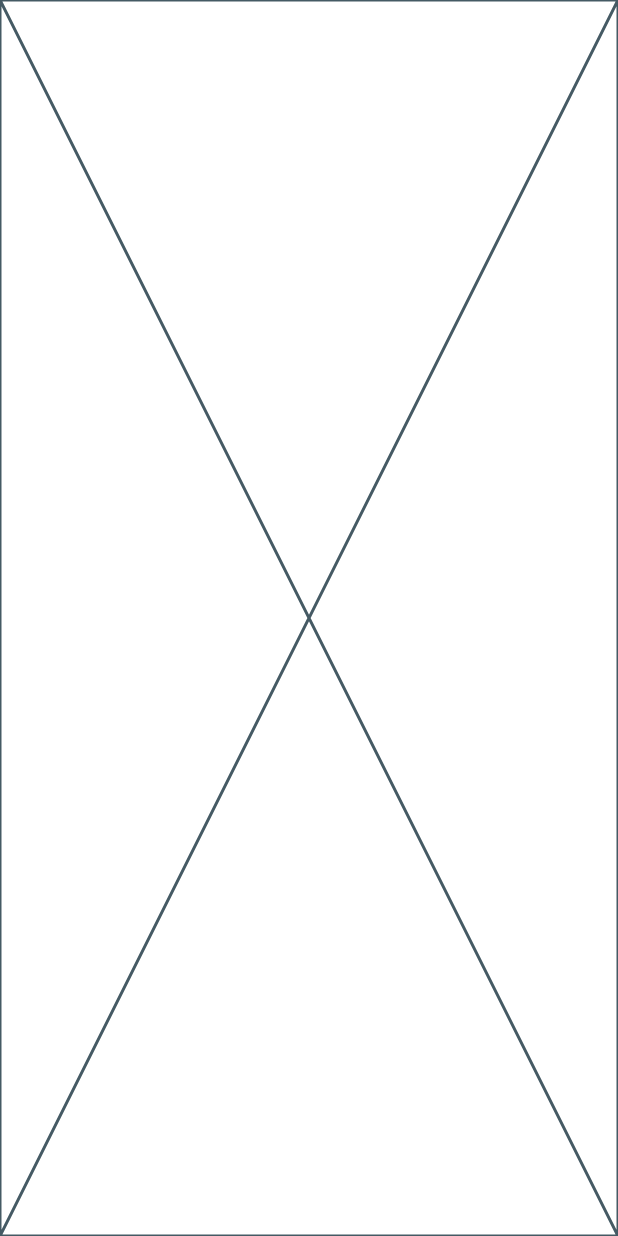
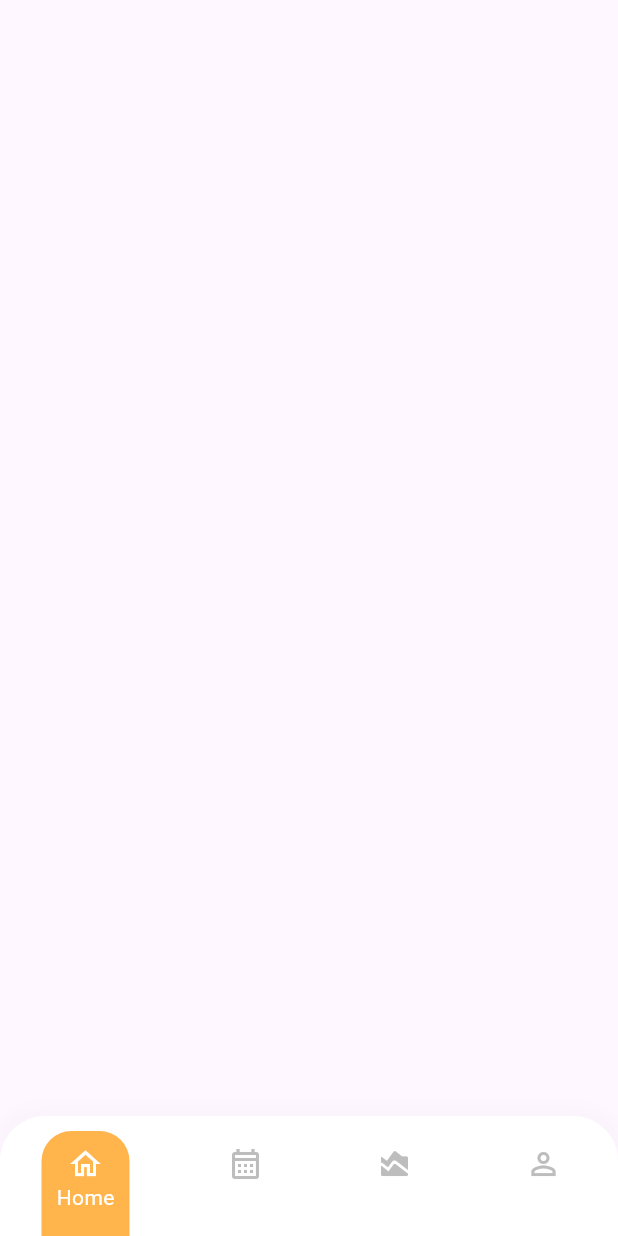
Before and after one commit to dinmukhamednurkaliyev/football-live-score-ui-app, a Flutter app: the screen it shows after launch, on a phone screen of 412 x 824 dp. Run offline on Flutter 3.47's test engine with Material 3 defaults, Android fonts, the phone set to English and light mode, and no system bars.

Commit message:
feat(ui, theme): implement main screen with bottom navigation and color theme

```diff
--- /dev/null
+++ b/lib/screens/home_screen.dart
@@ -0,0 +1,15 @@
+import 'package:flutter/material.dart';
+
+class HomeScreen extends StatefulWidget {
+  const HomeScreen({super.key});
+
+  @override
+  State<HomeScreen> createState() => _HomeScreenState();
+}
+
+class _HomeScreenState extends State<HomeScreen> {
+  @override
+  Widget build(BuildContext context) {
+    return const Scaffold();
+  }
+}
--- a/lib/screens/main_screen.dart
+++ b/lib/screens/main_screen.dart
@@ -1,4 +1,6 @@
 import 'package:flutter/material.dart';
+import 'package:football_live_score_ui_app/screens/home_screen.dart';
+import 'package:football_live_score_ui_app/theme/colors.dart';
 
 class MainScreen extends StatefulWidget {
   const MainScreen({super.key});
@@ -8,8 +10,90 @@ class MainScreen extends StatefulWidget {
 }
 
 class _MainScreenState extends State<MainScreen> {
+  int currentTab = 0;
+  final List<Widget> screens = [
+    const HomeScreen(),
+    const Scaffold(),
+    const Scaffold(),
+    const Scaffold(),
+  ];
+  final icons = [
+    Icons.home_outlined,
+    Icons.calendar_month_outlined,
+    Icons.area_chart_rounded,
+    Icons.person_outline,
+  ];
+  final titles = ['Home', 'Calendar', 'Standing', 'Account'];
   @override
   Widget build(BuildContext context) {
-    return const Placeholder();
+    return Scaffold(
+      bottomNavigationBar: Container(
+        height: 80,
+        padding: const EdgeInsets.only(top: 10),
+        decoration: const BoxDecoration(
+          color: Colors.white,
+          boxShadow: [
+            BoxShadow(
+              color: Color.fromRGBO(0, 0, 0, 0.015),
+              blurRadius: 8,
+              spreadRadius: 5,
+            ),
+          ],
+          borderRadius: BorderRadius.vertical(top: Radius.circular(30)),
+        ),
+        child: Row(
+          mainAxisAlignment: MainAxisAlignment.spaceAround,
+          children: List.generate(
+            4,
+            (index) => BottomNavBarItems(
+              title: titles[index],
+              icon: icons[index],
+              isActive: currentTab == index,
+              onTab: () => setState(() => currentTab = index),
+            ),
+          ),
+        ),
+      ),
+      body: screens[currentTab],
+    );
   }
 }
+
+class BottomNavBarItems extends StatelessWidget {
+  const BottomNavBarItems({
+    required this.title,
+    required this.isActive,
+    required this.onTab,
+    required this.icon,
+    super.key,
+  });
+  final String title;
+  final bool isActive;
+  final Function() onTab;
+  final IconData icon;
+
+  @override
+  Widget build(BuildContext context) {
+    return GestureDetector(
+      onTap: () {},
+      child: AnimatedContainer(
+        duration: const Duration(milliseconds: 300),
+        padding: const EdgeInsets.all(10),
+        decoration: BoxDecoration(
+          color: isActive ? AppColors.kprimaryColor : Colors.white,
+          borderRadius: const BorderRadius.vertical(top: Radius.circular(20)),
+        ),
+        child: Column(
+          children: [
+            Icon(icon, color: isActive ? Colors.white : Colors.grey.shade400),
+            if (isActive)
+              Text(
+                title,
+                style: const TextStyle(color: Colors.white, fontSize: 14),
+              ),
+          ],
+        ),
+      ),
+    );
+  }
+}
--- /dev/null
+++ b/lib/theme/colors.dart
@@ -0,0 +1,7 @@
+import 'package:flutter/material.dart';
+
+class AppColors {
+  static const kprimaryColor = Color(0xffffb54c);
+  static const detailBackgroundColor = Color(0xfff7f7f7);
+  static const ksecondryColor = Color(0xff4c2d00);
+}
--- a/pubspec.yaml
+++ b/pubspec.yaml
@@ -30,10 +30,8 @@ environment:
 dependencies:
   flutter:
     sdk: flutter
-
   # The following adds the Cupertino Icons font to your application.
   # Use with the CupertinoIcons class for iOS style icons.
-  cupertino_icons: ^1.0.8
 
 dev_dependencies:
   flutter_test:
```
Also changed, not shown: pubspec.lock.
